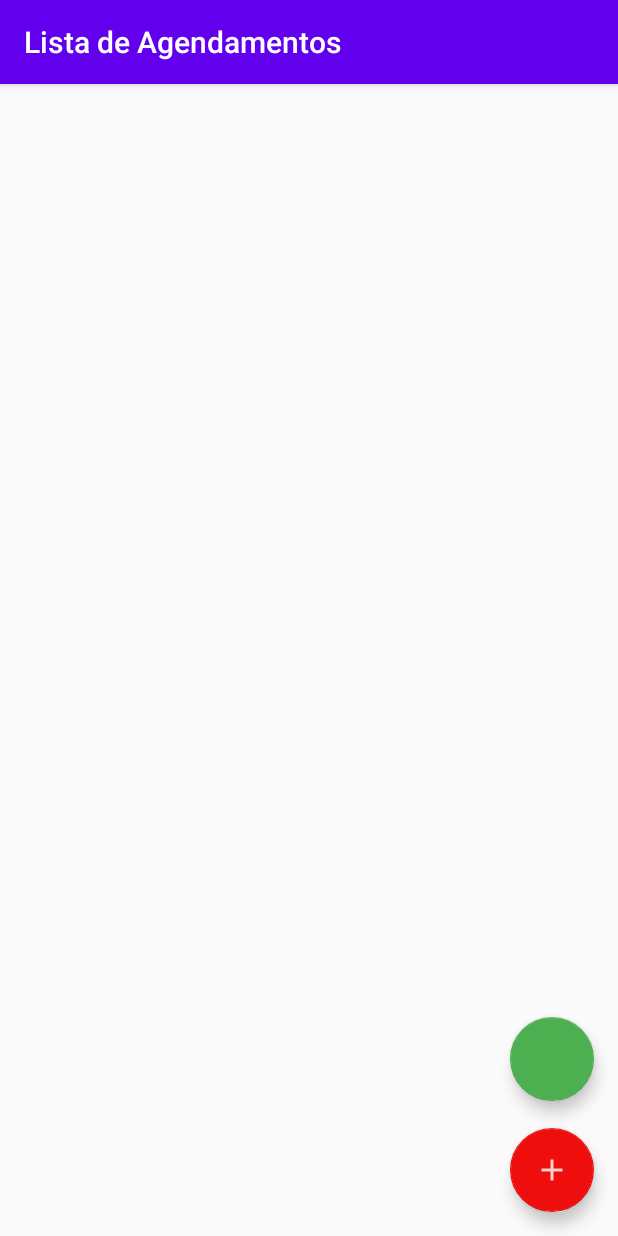
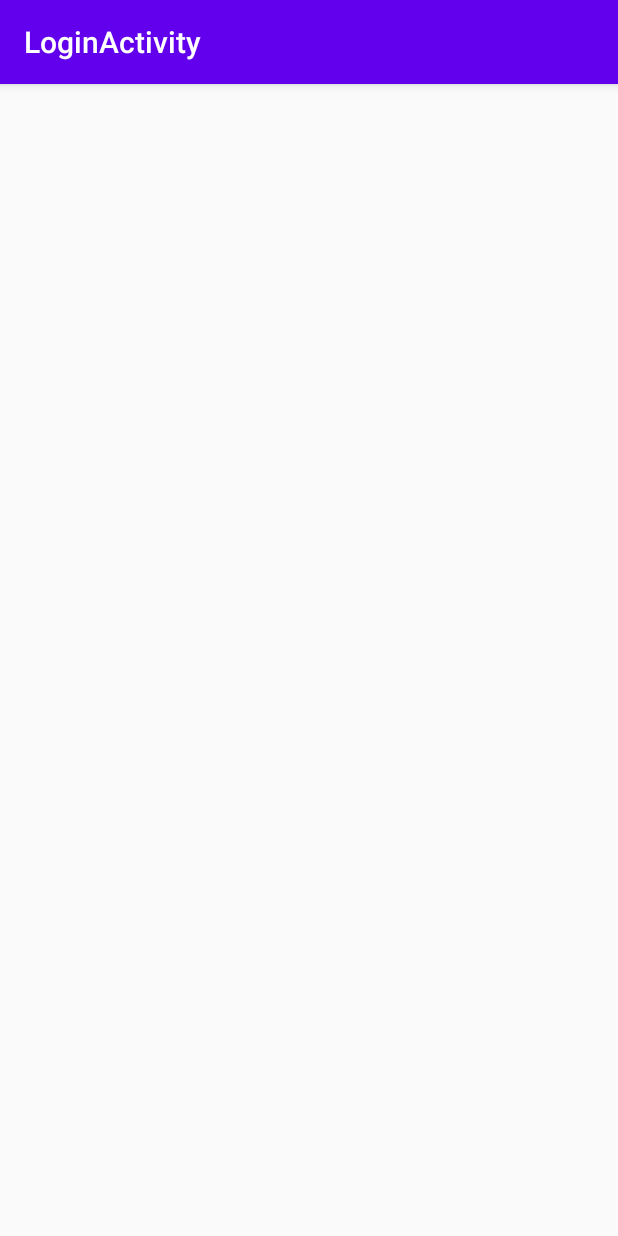
Before and after one commit to janaeltonjosedasilva2/HealthCare, an Android app: the screen it shows after launch (ListaAgendamentoActivity before the commit, LoginActivity after it), on a phone screen of 412 x 824 dp. Run offline under Robolectric (Android 15) with nearby library versions, the phone set to English and light mode, and no system bars; our stand-ins replace Room's generated code; Roboto replaces fonts that are not available here; 5 statements that could not run were skipped.

Commit message:
:sparkles: Adiciona Activity de Login e seta como a principal página do App

```diff
--- a/app/src/main/AndroidManifest.xml
+++ b/app/src/main/AndroidManifest.xml
@@ -11,7 +11,8 @@
         android:theme="@style/AppTheme">
         <activity android:name=".ui.activity.CadastroUsuarioActivity"/>
         <activity android:name=".ui.activity.FormularioAgendamentoActivity"/>
-        <activity android:name=".ui.activity.ListaAgendamentoActivity">
+        <activity android:name=".ui.activity.ListaAgendamentoActivity"/>
+        <activity android:name=".ui.activity.LoginActivity">
             <intent-filter>
                 <action android:name="android.intent.action.MAIN" />
 
--- /dev/null
+++ b/app/src/main/java/br/saojudas/mobile/healthcare/ui/activity/LoginActivity.java
@@ -0,0 +1,52 @@
+package br.saojudas.mobile.healthcare.ui.activity;
+
+import android.content.Intent;
+import android.os.Bundle;
+import android.view.View;
+import android.widget.EditText;
+import android.widget.TextView;
+
+import androidx.appcompat.app.AppCompatActivity;
+
+import org.w3c.dom.Text;
+
+import br.saojudas.mobile.healthcare.R;
+import br.saojudas.mobile.healthcare.database.HaelthCareDatabase;
+import br.saojudas.mobile.healthcare.database.dao.RoomUsuarioDAO;
+import br.saojudas.mobile.healthcare.model.CadastroUsuario;
+import br.saojudas.mobile.healthcare.ui.adapter.CadastroUsuarioAdapter;
+
+public class LoginActivity extends AppCompatActivity {
+    private static final String TITULO_APPBAR_LOGIN = "LoginActivity";
+    private EditText campoLoginLogin;
+    private EditText campoSenhaLogin;
+    private TextView txtCadastro;
+    private RoomUsuarioDAO dao;
+    private CadastroUsuario cadastroUsuario;
+    private CadastroUsuarioAdapter cadastroUsuarioAdapter;
+
+    @Override
+    protected void onCreate(Bundle savedInstanceState) {
+        super.onCreate(savedInstanceState);
+        setContentView(R.layout.activity_login);
+        HaelthCareDatabase database = HaelthCareDatabase.getInstance(this);
+        dao = database.getRoomUsuarioDAO();
+        setTitle(TITULO_APPBAR_LOGIN);
+
+        campoLoginLogin = findViewById(R.id.campoLoginLogin);
+        campoSenhaLogin = findViewById(R.id.campoSenhaLogin);
+        txtCadastro = findViewById(R.id.txtCadastro);
+        abreCadastro();
+    }
+
+    private void abreCadastro() {
+        TextView txtCadastro = findViewById(R.id.txtCadastro);
+        txtCadastro.setOnClickListener(new View.OnClickListener() {
+            @Override
+            public void onClick(View v) {
+                Intent it = new Intent(LoginActivity.this, CadastroUsuarioActivity.class);
+                startActivity(it);
+            }
+        });
+    }
+}
--- /dev/null
+++ b/app/src/main/res/layout/activity_login.xml
@@ -0,0 +1,6 @@
+<?xml version="1.0" encoding="utf-8"?>
+<androidx.constraintlayout.widget.ConstraintLayout
+    xmlns:android="http://schemas.android.com/apk/res/android" android:layout_width="match_parent"
+    android:layout_height="match_parent">
+
+</androidx.constraintlayout.widget.ConstraintLayout>
--- a/app/src/main/res/values/strings.xml
+++ b/app/src/main/res/values/strings.xml
@@ -15,6 +15,8 @@
     <string name="telefone_do_contato_de_emerg_ncia">Telefone do Contato de Emergência</string>
     <string name="telefone_de_contato_do_paciente">Telefone de contato do paciente</string>
     <string name="salvar">salvar</string>
+    <string name="Login">login</string>
+    <string name="txtCadastro">TextView</string>
     <string-array android:name="horarios" name="frequencia_remedio">
         <item>1</item>
         <item>2</item>
```
